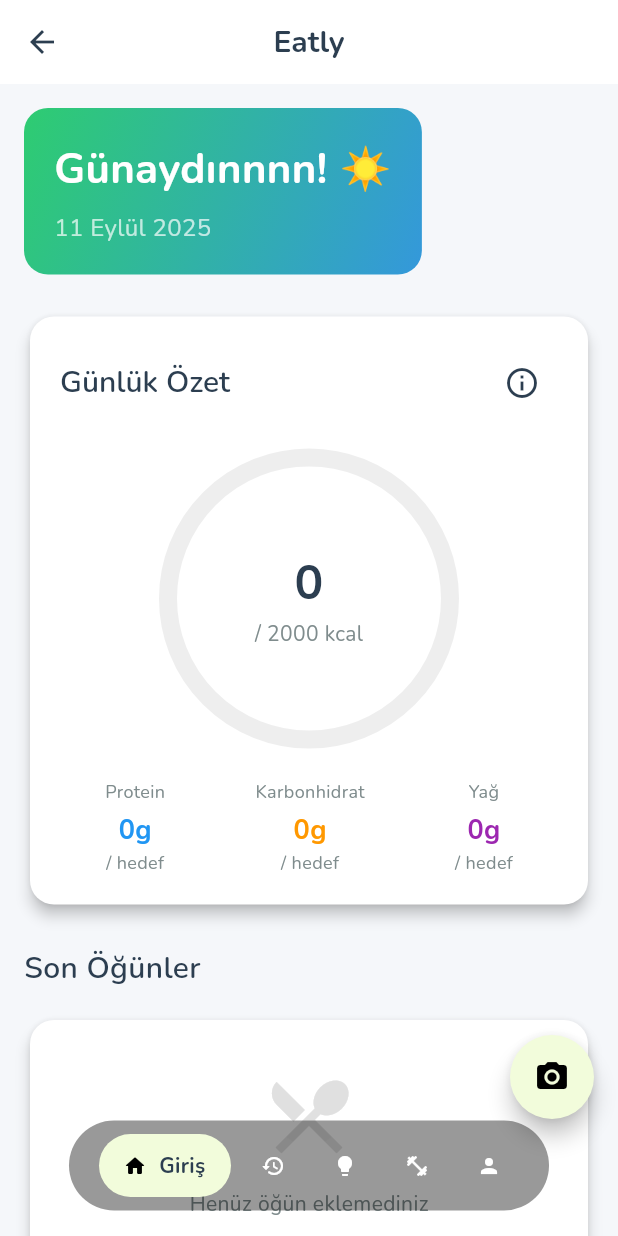
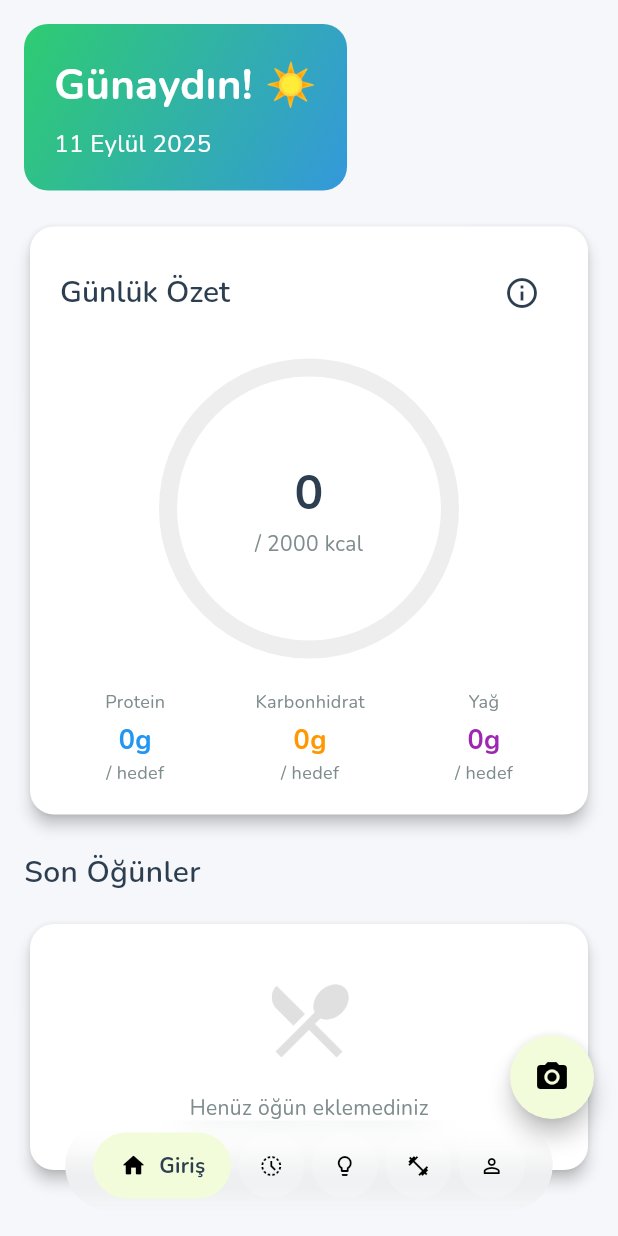
Before and after one commit to dursunozer/eatly, a Flutter app: the MainView screen opened by its route, on a phone screen of 412 x 824 dp. Run offline on Flutter 3.47's test engine with Material 3 defaults, Android fonts, the phone set to English and light mode, and no system bars; drawn by our look-alikes of percent_indicator; our stand-ins replace camera, dio, fl_chart, flutter_image_compress, flutter_native_timezone, freezed_annotation and 7 more; missing offline and left inert: powersync; accounts and stored records are empty; generated files the repository leaves out were written again; statements that could not run were skipped.

```diff
--- a/eatly/lib/ui/common/pill_nav_bar.dart
+++ b/eatly/lib/ui/common/pill_nav_bar.dart
@@ -1,4 +1,5 @@
 import 'package:flutter/material.dart';
+import 'dart:ui';
 
 class PillNavItemData {
   final IconData icon; // selected (filled)
@@ -25,7 +26,7 @@ class PillNavBar extends StatelessWidget {
     this.selectedColor = const Color.fromARGB(255, 242, 252, 219),
     this.unselectedBg = const Color(0x22999999),
     this.unselectedIcon = const Color(0xFFFFFFFF),
-    this.barWidth = 320,
+    this.barWidth = 325,
     this.barHeight = 60,
   });
 
@@ -37,31 +38,43 @@ class PillNavBar extends StatelessWidget {
         height: barHeight,
         child: Center(
           child: SizedBox(
-            width: barWidth,
+            width: () {
+              final maxW = MediaQuery.of(context).size.width - 24;
+              return barWidth > maxW ? maxW : barWidth;
+            }(),
+            child: ClipRRect(
+              borderRadius: BorderRadius.circular(32),
+              child: BackdropFilter(
+                filter: ImageFilter.blur(sigmaX: 12, sigmaY: 12),
                 child: Container(
-              padding: const EdgeInsets.symmetric(horizontal: 8, vertical: 8),
+                  padding: const EdgeInsets.symmetric(
+                    horizontal: 8,
+                    vertical: 8,
+                  ),
                   decoration: BoxDecoration(
-                color: Colors.black.withOpacity(0.40),
+                    color: Colors.white.withOpacity(0.12),
                     borderRadius: BorderRadius.circular(32),
                   ),
                   child: Center(
-                child: Wrap(
-                  spacing: 8,
-                  runSpacing: 0,
-                  alignment: WrapAlignment.center,
-                  children: List.generate(items.length, (i) {
-                    final selected = i == currentIndex;
-                    final data = items[i];
-                    return _Pill(
-                      selected: selected,
-                      icon: data.icon,
-                      label: data.label,
+                    child: Row(
+                      mainAxisSize: MainAxisSize.min,
+                      children: [
+                        for (int i = 0; i < items.length; i++) ...[
+                          if (i > 0) const SizedBox(width: 5),
+                          _Pill(
+                            selected: i == currentIndex,
+                            icon: items[i].icon,
+                            label: items[i].label,
                             selectedColor: selectedColor,
-                      unselectedBg: unselectedBg,
+                            unselectedBg: Colors.white.withOpacity(0.18),
                             unselectedIcon: unselectedIcon,
                             onTap: () => onTap(i),
-                    );
-                  }),
+                            outlineIcon: items[i].outlineIcon,
+                          ),
+                        ],
+                      ],
+                    ),
+                  ),
                 ),
               ),
             ),
@@ -100,9 +113,12 @@ class _Pill extends StatelessWidget {
       onTap: onTap,
       child: AnimatedContainer(
         duration: const Duration(milliseconds: 0),
-        padding: EdgeInsets.symmetric(horizontal: selected ? 12 : 0),
-        height: 42,
-        constraints: BoxConstraints(minWidth: selected ? 88 : 40),
+        curve: Curves.easeOut,
+        padding: EdgeInsets.symmetric(horizontal: selected ? 12 : 1.75),
+        height: 44,
+        constraints: selected
+            ? const BoxConstraints(minWidth: 92, minHeight: 44)
+            : const BoxConstraints.tightFor(width: 44, height: 44),
         decoration: BoxDecoration(
           color: selected ? selectedColor : unselectedBg,
           borderRadius: BorderRadius.circular(26),
@@ -111,16 +127,23 @@ class _Pill extends StatelessWidget {
           mainAxisSize: MainAxisSize.min,
           children: [
             Padding(
-              padding: EdgeInsets.only(left: selected ? 4 : 12),
+              padding: EdgeInsets.only(left: selected ? 6 : 12),
               child: Icon(
                 selected ? icon : (outlineIcon ?? icon),
-                size: 16,
-                color: selected ? Colors.black : Colors.white,
+                size: selected ? 18 : 16,
+                color: selected ? Colors.black : Colors.black,
               ),
             ),
             if (selected) ...[
               const SizedBox(width: 8),
-              Text(label, style: const TextStyle(fontWeight: FontWeight.w700)),
+              Flexible(
+                child: Text(
+                  label,
+                  maxLines: 1,
+                  overflow: TextOverflow.ellipsis,
+                  style: const TextStyle(fontWeight: FontWeight.w700),
+                ),
+              ),
             ],
           ],
         ),
--- a/eatly/lib/ui/views/home/home_view.dart
+++ b/eatly/lib/ui/views/home/home_view.dart
@@ -1,4 +1,3 @@
-import 'package:eatly/ui/views/profile/profile_view.dart';
 import 'package:flutter/material.dart';
 import 'package:stacked/stacked.dart';
 import '../../../core/theme/app_theme.dart';
@@ -16,21 +15,20 @@ class HomeView extends StatelessWidget {
   Widget build(BuildContext context) {
     return ViewModelBuilder<HomeViewModel>.reactive(
       viewModelBuilder: () => HomeViewModel(),
+      onViewModelReady: (m) => m.init(),
       builder: (context, model, child) {
         return Scaffold(
           backgroundColor: AppTheme.backgroundColor,
-          appBar: AppBar(
-            title: const Text('Eatly'),
-          ),
+          //appBar: AppBar(title: const Text('Eatly')),
           body: SingleChildScrollView(
             padding: const EdgeInsets.all(16),
             child: Column(
               crossAxisAlignment: CrossAxisAlignment.start,
               children: [
                 _buildWelcomeCard(model),
-                const SizedBox(height: 24),
+                const SizedBox(height: 20),
                 _buildDailySummaryCard(context, model),
-                const SizedBox(height: 24),
+                const SizedBox(height: 20),
                 _buildRecentMeals(model),
               ],
             ),
@@ -64,8 +62,8 @@ class HomeView extends StatelessWidget {
           ),
           const SizedBox(height: 8),
           Text(
-            model.formattedDate,
-            style: const TextStyle(fontSize: 16, color: Colors.white70),
+            model.displayName ?? model.formattedDate,
+            style: const TextStyle(fontSize: 16, color: Colors.white),
           ),
         ],
       ),
--- a/eatly/lib/ui/views/home/home_viewmodel.dart
+++ b/eatly/lib/ui/views/home/home_viewmodel.dart
@@ -1,6 +1,8 @@
 import 'package:stacked/stacked.dart';
 import 'package:intl/intl.dart';
 import '../../../core/models/daily_summary.dart';
+import '../../../core/services/profile_service.dart';
+import '../../../core/services/auth_service.dart';
 
 class HomeViewModel extends BaseViewModel {
   final DailySummary todaySummary = DailySummary(
@@ -8,13 +10,29 @@ class HomeViewModel extends BaseViewModel {
     foods: [],
   );
 
+  String? displayName;
+
   String get formattedDate =>
       DateFormat('dd MMMM yyyy', 'tr_TR').format(DateTime.now());
 
   String get greeting {
     final hour = DateTime.now().hour;
-    if (hour < 12) return 'Günaydınnnn! ☀️';
-    if (hour < 17) return 'İyi Öğlenlerr! 🌤️';
+    if (hour < 12) return 'Günaydın! ☀️';
+    if (hour < 17) return 'İyi Öğlenler! 🌤️';
     return 'İyi Akşamlar! 🌙';
   }
+
+  Future<void> init() async {
+    try {
+      final uid = AuthService.currentUserId;
+      if (uid != null) {
+        final profile = await ProfileService.fetchProfile(uid);
+        final name = (profile?['display_name'] as String?)?.trim();
+        displayName = (name != null && name.isNotEmpty) ? name : null;
+      }
+    } catch (_) {
+      // ignore
+    }
+    notifyListeners();
+  }
 }
--- a/eatly/lib/ui/views/main/main_view.dart
+++ b/eatly/lib/ui/views/main/main_view.dart
@@ -1,6 +1,5 @@
 import 'package:flutter/material.dart';
 import 'package:stacked/stacked.dart';
-import '../../../core/theme/app_theme.dart';
 import '../home/home_view.dart';
 import '../nutrition/nutrition_view.dart';
 import '../profile/profile_view.dart';
--- a/eatly/pubspec.yaml
+++ b/eatly/pubspec.yaml
@@ -53,6 +53,7 @@ dependencies:
   supabase_flutter: ^2.5.6
   powersync: ^1.15.2
   flutter_native_timezone: ^2.0.0
+  flutter_image_compress: ^2.1.0
 
 dev_dependencies:
   flutter_test:
```
Also changed, not shown: eatly/lib/ui/views/camera/camera_screen.dart (+64 -3 lines), eatly/pubspec.lock, 1 other file. Lines whose indentation alone changed are shown as unchanged.
